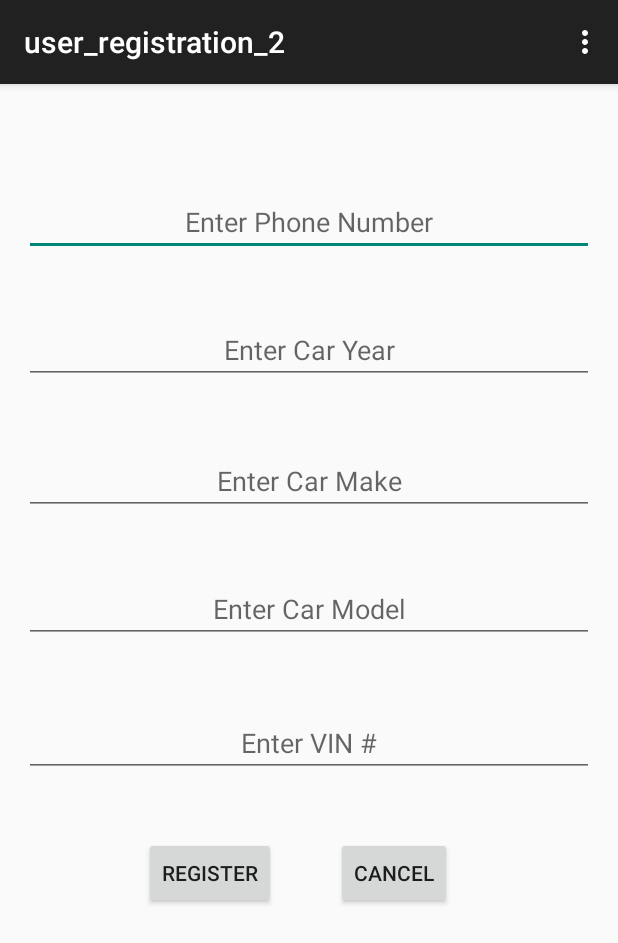
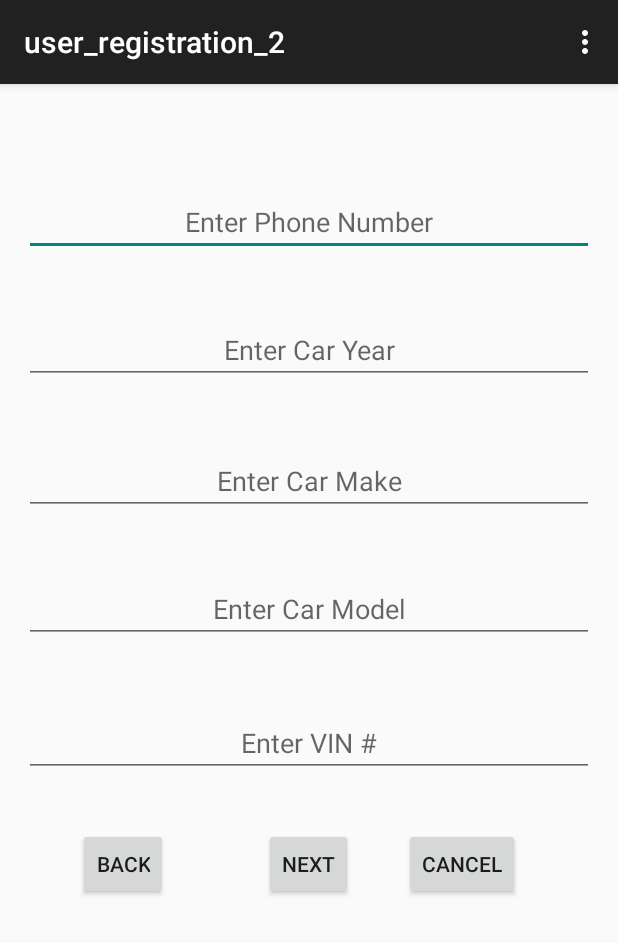
Before and after one commit to ashwintk/DriveToWin, an Android app: the user_registration_2 screen opened directly, with no data from a screen before it, on a phone screen of 412 x 824 dp. Shown: the top 943 px of the screen. Run offline under Robolectric (Android 15) with nearby library versions, the phone set to English and light mode, and no system bars.

Commit message:
Finished User Registration Activities

```diff
--- a/DriveToWin/app/src/main/AndroidManifest.xml
+++ b/DriveToWin/app/src/main/AndroidManifest.xml
@@ -28,6 +28,10 @@
             android:name=".user_registration_2"
             android:label="@string/title_activity_user_registration_2" >
         </activity>
+        <activity
+            android:name=".user_registration_3"
+            android:label="@string/title_activity_user_registration_3" >
+        </activity>
     </application>
 
 </manifest>
--- a/DriveToWin/app/src/main/res/layout/activity_user_registration_2.xml
+++ b/DriveToWin/app/src/main/res/layout/activity_user_registration_2.xml
@@ -73,14 +73,24 @@
         style="?android:attr/buttonStyleSmall"
         android:layout_width="wrap_content"
         android:layout_height="wrap_content"
-        android:text="@string/finish_button_text"
-        android:id="@+id/next_btn"
-        android:layout_marginLeft="80dp"
-        android:layout_marginStart="40dp"
-        android:layout_marginTop="40dp"
+        android:text="@string/back_btn_text"
+        android:id="@+id/back_btn"
+        android:layout_marginLeft="36dp"
+        android:layout_marginStart="36dp"
+        android:layout_marginTop="34dp"
         android:layout_below="@+id/car_vin_text"
         android:layout_alignParentLeft="true"
         android:layout_alignParentStart="true" />
+
+    <Button
+        style="?android:attr/buttonStyleSmall"
+        android:layout_width="wrap_content"
+        android:layout_height="wrap_content"
+        android:text="@string/next_btn_text"
+        android:id="@+id/next_btn"
+        android:layout_alignBottom="@+id/back_btn"
+        android:layout_centerHorizontal="true" />
+
     <Button
         style="?android:attr/buttonStyleSmall"
         android:layout_width="wrap_content"
@@ -90,6 +100,7 @@
         android:layout_alignTop="@+id/next_btn"
         android:layout_toRightOf="@+id/next_btn"
         android:layout_toEndOf="@+id/next_btn"
-    android:layout_marginLeft="40dp"
-    android:layout_marginStart="40dp" />
+        android:layout_marginLeft="34dp"
+        android:layout_marginStart="34dp" />
+
 </RelativeLayout>
--- a/DriveToWin/app/src/main/res/values/strings.xml
+++ b/DriveToWin/app/src/main/res/values/strings.xml
@@ -6,7 +6,6 @@
     <string name="title_activity_user_registration">user_registration</string>
     <string name="title_activity_aaa_user_login">aaa_user_login</string>
     <string name="title_activity_user_registration_2">user_registration_2</string>
-
     <string name="app_name_formatted">Drive To Win !!!</string>
     <string name="powered_by">Powered by</string>
     <string name="aaa_logo_description">AAA Logo</string>
@@ -18,6 +17,7 @@
     <string name="first_name_hint">Enter First Name</string>
     <string name="last_name_hint">Enter Last Name</string>
     <string name="confirm_pwd_hint">Confirm Password</string>
+    <string name="back_btn_text">Back</string>
     <string name="next_btn_text">Next</string>
     <string name="cancel_btn_text">Cancel</string>
     <string name="phone_number_text">Enter Phone Number</string>
@@ -26,4 +26,8 @@
     <string name="car_year_text">Enter Car Year</string>
     <string name="car_vin_text">Enter VIN #</string>
     <string name="finish_button_text">Register</string>
+    <string name="title_activity_user_registration_3">user_registration_3</string>
+    <string name="hello_world">Hello world!</string>
+    <string name="car_tag">Enter Tag #</string>
+    <string name="terms_text">By signing up, you accpet the terms and conditions of the application</string>
 </resources>
```
Also changed, not shown: DriveToWin/app/src/main/java/com/example/ashwinkumar/drivetowin/user_registration_3.java (added, +39 -0 lines), DriveToWin/app/src/main/res/layout/activity_user_registration_3.xml (added, +43 -0 lines), DriveToWin/app/src/main/res/menu/menu_user_registration_3.xml (added, +7 -0 lines). Lines whose indentation alone changed are shown as unchanged.
